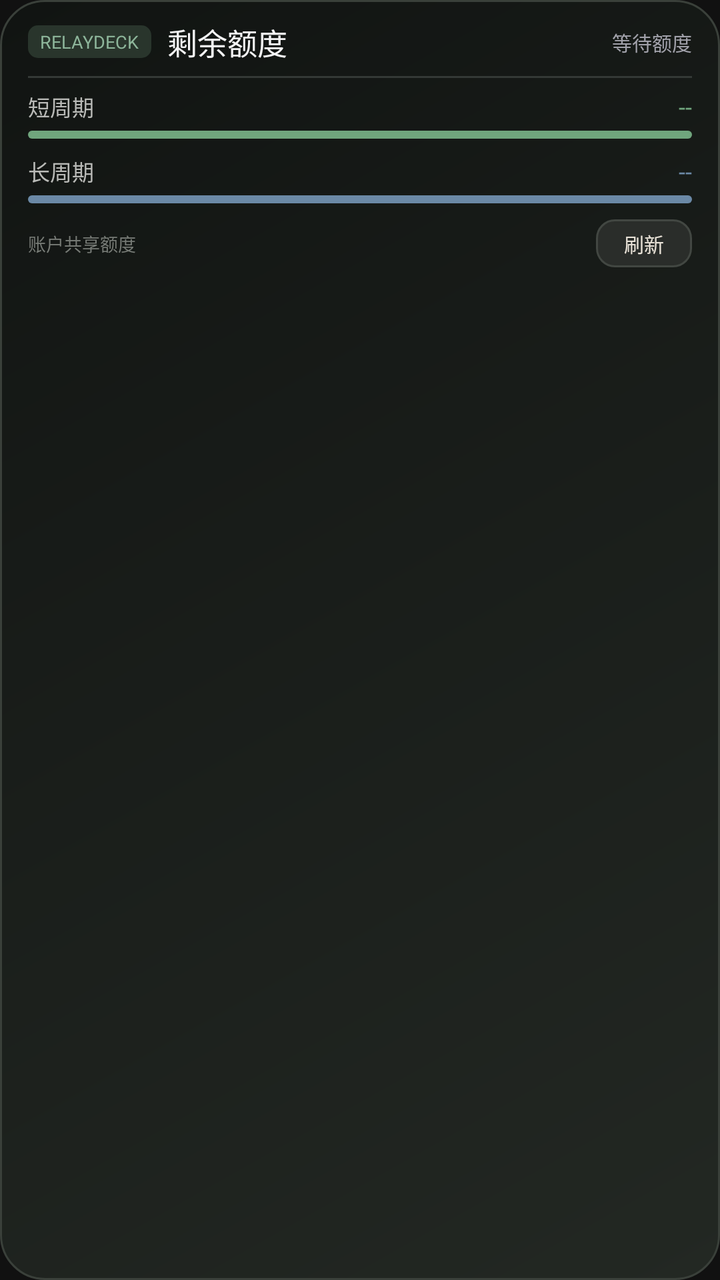
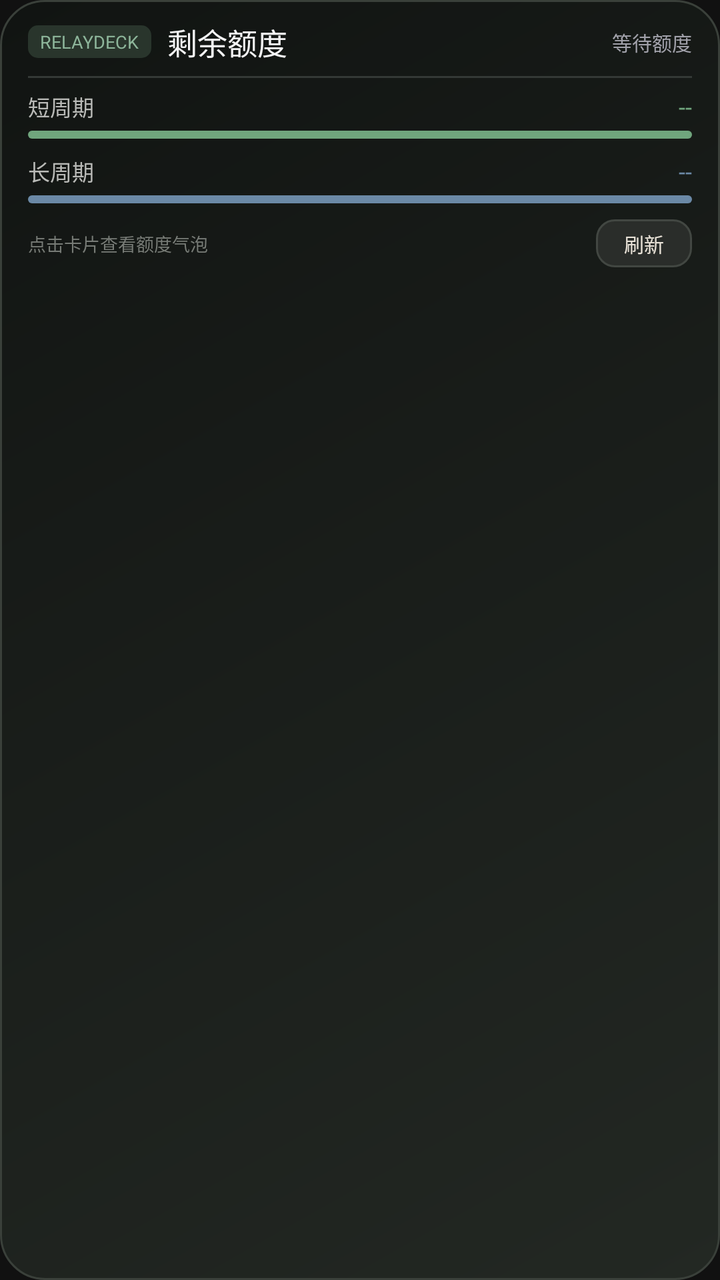

Before-and-after screenshots of an Android layout around one commit, followed by the original layout XML and the change that was made.
<!-- AndroidManifest.xml: application theme AppTheme -->
<!-- res/layout/quota_widget.xml -->
<?xml version="1.0" encoding="utf-8"?>
<LinearLayout xmlns:android="http://schemas.android.com/apk/res/android"
    android:id="@+id/quota_widget_root"
    android:layout_width="match_parent"
    android:layout_height="match_parent"
    android:background="@drawable/quota_widget_background"
    android:orientation="vertical"
    android:paddingStart="14dp"
    android:paddingTop="10dp"
    android:paddingEnd="14dp"
    android:paddingBottom="10dp">

    <LinearLayout
        android:layout_width="match_parent"
        android:layout_height="wrap_content"
        android:gravity="center_vertical"
        android:orientation="horizontal">
        <TextView
            android:layout_width="wrap_content"
            android:layout_height="wrap_content"
            android:background="@drawable/quota_widget_badge"
            android:paddingStart="6dp"
            android:paddingTop="2dp"
            android:paddingEnd="6dp"
            android:paddingBottom="2dp"
            android:text="RELAYDECK"
            android:textColor="#8DB59A"
            android:textSize="9sp" />
        <TextView
            android:layout_width="wrap_content"
            android:layout_height="wrap_content"
            android:layout_marginStart="8dp"
            android:text="剩余额度"
            android:textColor="#F4F4F5"
            android:textSize="15sp" />
        <TextView
            android:id="@+id/quota_status"
            android:layout_width="0dp"
            android:layout_height="wrap_content"
            android:layout_weight="1"
            android:gravity="end"
            android:text="等待额度"
            android:textColor="#A1A1AA"
            android:textSize="10sp" />
    </LinearLayout>

    <TextView
        android:layout_width="match_parent"
        android:layout_height="1dp"
        android:layout_marginTop="6dp"
        android:layout_marginBottom="6dp"
        android:background="#343936" />

    <LinearLayout
        android:layout_width="match_parent"
        android:layout_height="wrap_content"
        android:gravity="center_vertical"
        android:orientation="horizontal">
        <TextView
            android:id="@+id/quota_primary_period"
            android:layout_width="0dp"
            android:layout_height="wrap_content"
            android:layout_weight="1"
            android:text="短周期"
            android:textColor="#B9BAB7"
            android:textSize="11sp" />
        <TextView
            android:id="@+id/quota_primary_percent"
            android:layout_width="wrap_content"
            android:layout_height="wrap_content"
            android:text="--"
            android:textColor="#70A57D"
            android:textSize="12sp" />
    </LinearLayout>
    <TextView
        android:layout_width="match_parent"
        android:layout_height="4dp"
        android:layout_marginTop="4dp"
        android:background="@drawable/quota_widget_progress_primary" />

    <LinearLayout
        android:layout_width="match_parent"
        android:layout_height="wrap_content"
        android:layout_marginTop="8dp"
        android:gravity="center_vertical"
        android:orientation="horizontal">
        <TextView
            android:id="@+id/quota_secondary_period"
            android:layout_width="0dp"
            android:layout_height="wrap_content"
            android:layout_weight="1"
            android:text="长周期"
            android:textColor="#B9BAB7"
            android:textSize="11sp" />
        <TextView
            android:id="@+id/quota_secondary_percent"
            android:layout_width="wrap_content"
            android:layout_height="wrap_content"
            android:text="--"
            android:textColor="#6B89A6"
            android:textSize="12sp" />
    </LinearLayout>
    <TextView
        android:layout_width="match_parent"
        android:layout_height="4dp"
        android:layout_marginTop="4dp"
        android:background="@drawable/quota_widget_progress_secondary" />

    <LinearLayout
        android:layout_width="match_parent"
        android:layout_height="wrap_content"
        android:layout_marginTop="8dp"
        android:gravity="center_vertical"
        android:orientation="horizontal">
        <TextView
            android:layout_width="0dp"
            android:layout_height="wrap_content"
            android:layout_weight="1"
            android:text="账户共享额度"
            android:textColor="#777B76"
            android:textSize="9sp" />
        <TextView
            android:id="@+id/quota_refresh"
            android:layout_width="wrap_content"
            android:layout_height="24dp"
            android:background="@drawable/quota_widget_button"
            android:gravity="center"
            android:minWidth="48dp"
            android:paddingStart="9dp"
            android:paddingEnd="9dp"
            android:text="刷新"
            android:textColor="#E8E2D7"
            android:textSize="10sp" />
    </LinearLayout>
</LinearLayout>
<!-- resources referenced by this layout -->
<resources>
  <!-- drawable quota_widget_background (drawable) -->
  <?xml version="1.0" encoding="utf-8"?>
  <shape xmlns:android="http://schemas.android.com/apk/res/android" android:shape="rectangle">
      <gradient
          android:angle="135"
          android:endColor="#111412"
          android:startColor="#232823" />
      <corners android:radius="22dp" />
      <stroke android:width="1dp" android:color="#3A403A" />
  </shape>
  <!-- drawable quota_widget_badge (drawable) -->
  <?xml version="1.0" encoding="utf-8"?>
  <shape xmlns:android="http://schemas.android.com/apk/res/android" android:shape="rectangle">
      <solid android:color="#29352C" />
      <corners android:radius="5dp" />
  </shape>
  <!-- drawable quota_widget_button (drawable) -->
  <?xml version="1.0" encoding="utf-8"?>
  <shape xmlns:android="http://schemas.android.com/apk/res/android" android:shape="rectangle">
      <solid android:color="#2A2D2A" />
      <corners android:radius="9dp" />
      <stroke android:width="1dp" android:color="#424742" />
  </shape>
  <!-- drawable quota_widget_progress_primary (drawable) -->
  <?xml version="1.0" encoding="utf-8"?>
  <shape xmlns:android="http://schemas.android.com/apk/res/android" android:shape="rectangle">
      <solid android:color="#70A57D" />
      <corners android:radius="3dp" />
  </shape>
  <!-- drawable quota_widget_progress_secondary (drawable) -->
  <?xml version="1.0" encoding="utf-8"?>
  <shape xmlns:android="http://schemas.android.com/apk/res/android" android:shape="rectangle">
      <solid android:color="#6B89A6" />
      <corners android:radius="3dp" />
  </shape>
  <style name="AppTheme" parent="android:style/Theme.Material.NoActionBar">
          <item name="android:fontFamily">sans-serif</item>
          <item name="android:colorAccent">#E8E2D7</item>
          <item name="android:windowLightStatusBar">false</item>
          <item name="android:windowLightNavigationBar">false</item>
          <item name="android:statusBarColor">#111111</item>
          <item name="android:navigationBarColor">#111111</item>
          <item name="android:windowBackground">#111111</item>
      </style>
</resources>

<!-- the commit's change to res/layout/quota_widget.xml (unified diff, before → after) -->
@@ -116,7 +116,7 @@
             android:layout_width="0dp"
             android:layout_height="wrap_content"
             android:layout_weight="1"
-            android:text="账户共享额度"
+            android:text="点击卡片查看额度气泡"
             android:textColor="#777B76"
             android:textSize="9sp" />
         <TextView
